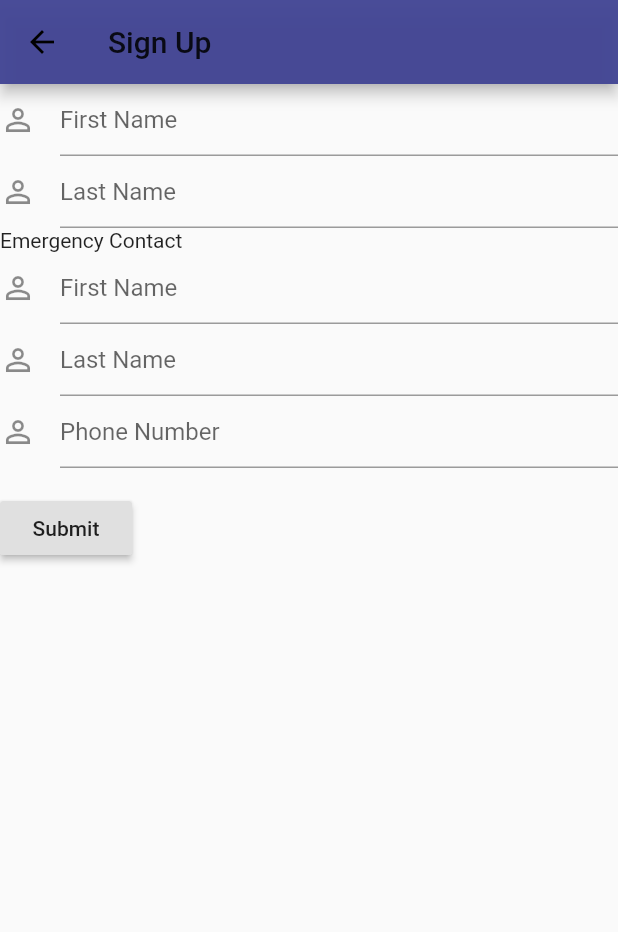
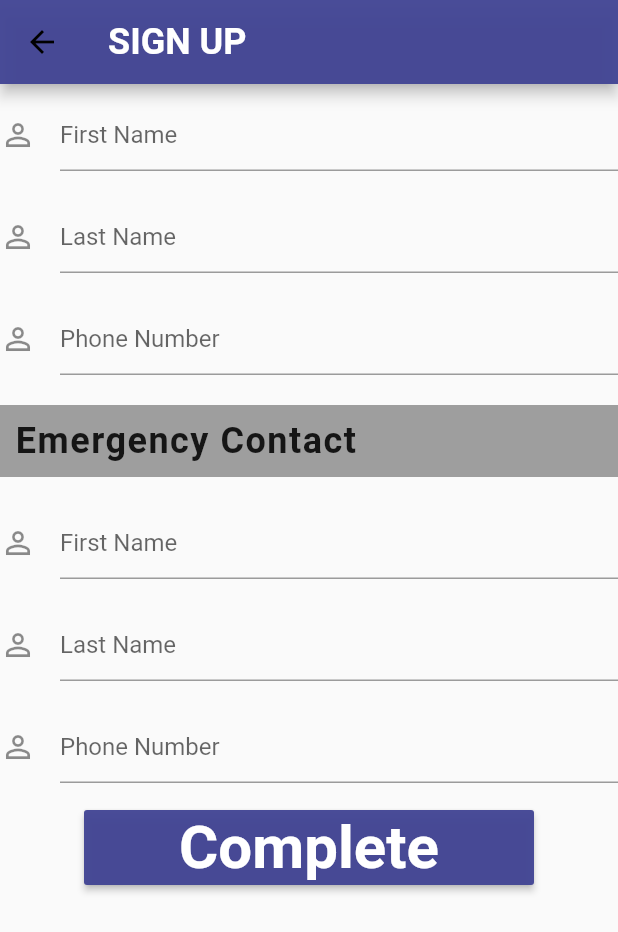
Before and after one commit to varshinees/f19-iot-clock, a Flutter app: the ContactScreen screen opened by its route, on a phone screen of 412 x 824 dp. Shown: the top 932 px of the screen. Run offline on Flutter 3.47's test engine with Material 2 defaults, Android fonts, the light colour scheme and no system bars.

Commit message:
styled sign up and contact screens

```diff
--- a/lib/main.dart
+++ b/lib/main.dart
@@ -35,7 +35,7 @@ class MyApp extends StatelessWidget {
         accentColor: Colors.white,
         appBarTheme: AppBarTheme(
           color: Color.fromRGBO(66, 69, 148, 0.96)
-        )
+        ),
       ),
       initialRoute: "/",
       routes: <String,WidgetBuilder> {
--- a/lib/screens/contactScreen.dart
+++ b/lib/screens/contactScreen.dart
@@ -44,14 +44,24 @@ class ContactScreenState extends State<ContactScreen> {
     // Build a Form widget using the _formKey created above.
     return Scaffold(
       appBar: AppBar(
-        title: Text("Sign Up")
+        title: Text(
+          "SIGN UP",
+          style: TextStyle(
+            color: Colors.white,
+            fontSize: 24,
+            fontWeight: FontWeight.bold
+          ),
+        )
       ),
       body: Form(
         key: _formKey,
         child: Column(
           crossAxisAlignment: CrossAxisAlignment.start,
+          mainAxisAlignment: MainAxisAlignment.start,
           children: <Widget>[
-            TextFormField(
+            Container(
+              margin: EdgeInsets.fromLTRB(0, 10, 0, 10),
+              child: TextFormField(
                 decoration: const InputDecoration(
                   icon: Icon(Icons.person_outline),
                   hintText: 'First Name',
@@ -65,7 +75,10 @@ class ContactScreenState extends State<ContactScreen> {
                 keyboardType: TextInputType.text,
                 controller: firstNameController,
               ),
-            TextFormField(
+            ),
+            Container(
+              margin: EdgeInsets.fromLTRB(0, 10, 0, 10),
+              child: TextFormField(
                 decoration: const InputDecoration(
                   icon: Icon(Icons.person_outline),
                   hintText: 'Last Name',
@@ -79,8 +92,41 @@ class ContactScreenState extends State<ContactScreen> {
                 keyboardType: TextInputType.text,
                 controller: lastNameController,
               ),
-            Text('Emergency Contact'),
-            TextFormField(
+            ),
+            Container(
+              margin: EdgeInsets.fromLTRB(0, 10, 0, 10),
+              child: TextFormField(
+                decoration: const InputDecoration(
+                  icon: Icon(Icons.person_outline),
+                  hintText: 'Phone Number',
+                ),
+                validator: (value) {
+                  if (value.isEmpty) {
+                    return 'Please enter some text';
+                  }
+                  return null;
+                },
+                keyboardType: TextInputType.phone,
+                controller: phoneController,
+              ),
+            ),
+            Container(
+              margin: EdgeInsets.fromLTRB(0, 10, 0, 10),
+              padding: EdgeInsets.all(10),
+              width: MediaQuery.of(context).size.width,
+              color: Colors.grey,
+              child: Text(
+                'Emergency Contact',
+                style: TextStyle(
+                  fontSize: 24,
+                  fontWeight: FontWeight.bold,
+                  letterSpacing: 1.0
+                )
+              )
+            ),
+            Container(
+              margin: EdgeInsets.fromLTRB(0, 10, 0, 10),
+              child: TextFormField(
                 decoration: const InputDecoration(
                   icon: Icon(Icons.person_outline),
                   hintText: 'First Name',
@@ -94,7 +140,10 @@ class ContactScreenState extends State<ContactScreen> {
                 keyboardType: TextInputType.text,
                 controller: emergencyFirstNameController,
               ),
-            TextFormField(
+            ),
+            Container(
+              margin: EdgeInsets.fromLTRB(0, 10, 0, 10),
+              child: TextFormField(
                 decoration: const InputDecoration(
                   icon: Icon(Icons.person_outline),
                   hintText: 'Last Name',
@@ -108,7 +157,10 @@ class ContactScreenState extends State<ContactScreen> {
                 keyboardType: TextInputType.text,
                 controller: emergencyLastNameController,
               ),
-            TextFormField(
+            ),
+            Container(
+              margin: EdgeInsets.fromLTRB(0, 10, 0, 10),
+              child: TextFormField(
                 decoration: const InputDecoration(
                   icon: Icon(Icons.person_outline),
                   hintText: 'Phone Number',
@@ -122,16 +174,20 @@ class ContactScreenState extends State<ContactScreen> {
                 keyboardType: TextInputType.phone,
                 controller: emergencyPhoneController,
               ),
-            Padding(
-              padding: const EdgeInsets.symmetric(vertical: 16.0),
+            ),
+            Align(
+              alignment: Alignment.center,
+              child: Padding(
+                padding: EdgeInsets.all(8),
+                child: ButtonTheme(
+                  minWidth: 300,
+                  height: 50,
+                  buttonColor: Color.fromRGBO(66, 69, 148, 0.96),
                   child: RaisedButton(
                     onPressed: () {
                       // Validate returns true if the form is valid, or false
                       // otherwise.
                       if (_formKey.currentState.validate()) {
-                    // If the form is valid, display a Snackbar.
-                    // Scaffold.of(context)
-                    //     .showSnackBar(SnackBar(content: Text('Processing Data')));
                         Navigator.pushNamed(context, '/welcome', arguments:
                         ContactInfo(
                           firstNameController.text,
@@ -144,9 +200,18 @@ class ContactScreenState extends State<ContactScreen> {
                         );
                       }
                     },
-                child: Text('Submit'),
+                    child: Text(
+                      'Complete',
+                      style: TextStyle(
+                        color: Colors.white,
+                        fontSize: 40,
+                        fontWeight: FontWeight.bold
+                      )
                     ),
                   ),
+                ),
+              )
+            )
           ],
         ),
       ),
```
Also changed, not shown: lib/screens/signupScreen.dart (+54 -13 lines), assets/1.5x/heart_rate_graphic.png (added), assets/1.5x/logo.png (added), assets/2x/heart_rate_graphic.png (added), assets/2x/logo.png (added), assets/3x/heart_rate_graphic.png (added), assets/3x/logo.png (added), assets/4x/heart_rate_graphic.png (added), assets/4x/logo.png (added). Lines whose indentation alone changed are shown as unchanged.
